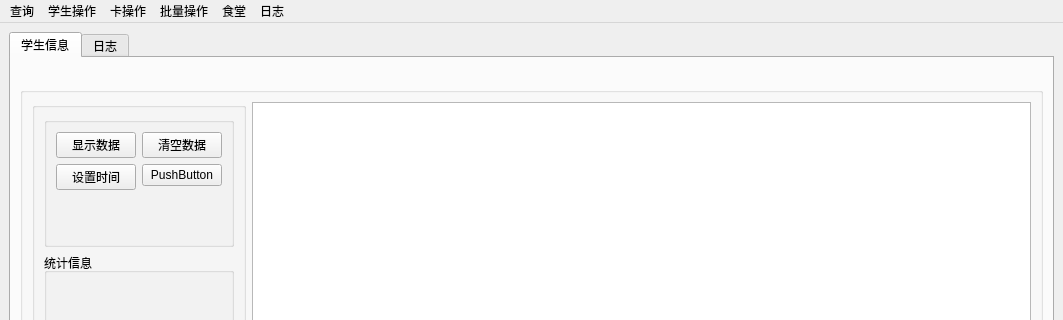
Old version of the form mainwindow.ui in the repository 2205794866/Hustcards_v2; both pictures show x 0 to 1063 and y 0 to 320 of the 1063 by 710 pixel window.
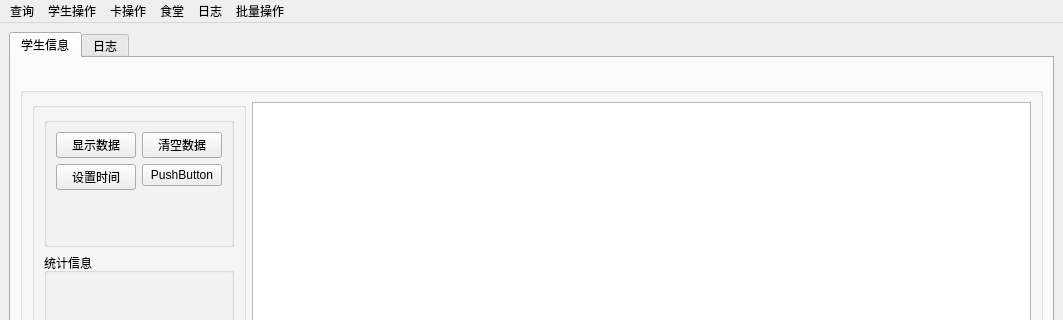
New version of the form. Icons and pictures are not drawn.

Diff of the .ui file:
```diff
--- a/mainwindow.ui
+++ b/mainwindow.ui
@@ -186,9 +186,9 @@
    <addaction name="search_menu"/>
    <addaction name="stu_menu"/>
    <addaction name="card_menu"/>
-   <addaction name="all_menu"/>
    <addaction name="canteen_menu"/>
    <addaction name="log_menu"/>
+   <addaction name="all_menu"/>
   </widget>
   <widget class="QStatusBar" name="statusbar"/>
   <action name="search_person">
```
Left out of the diff: 5 changed lines with no effect on the pictures.
